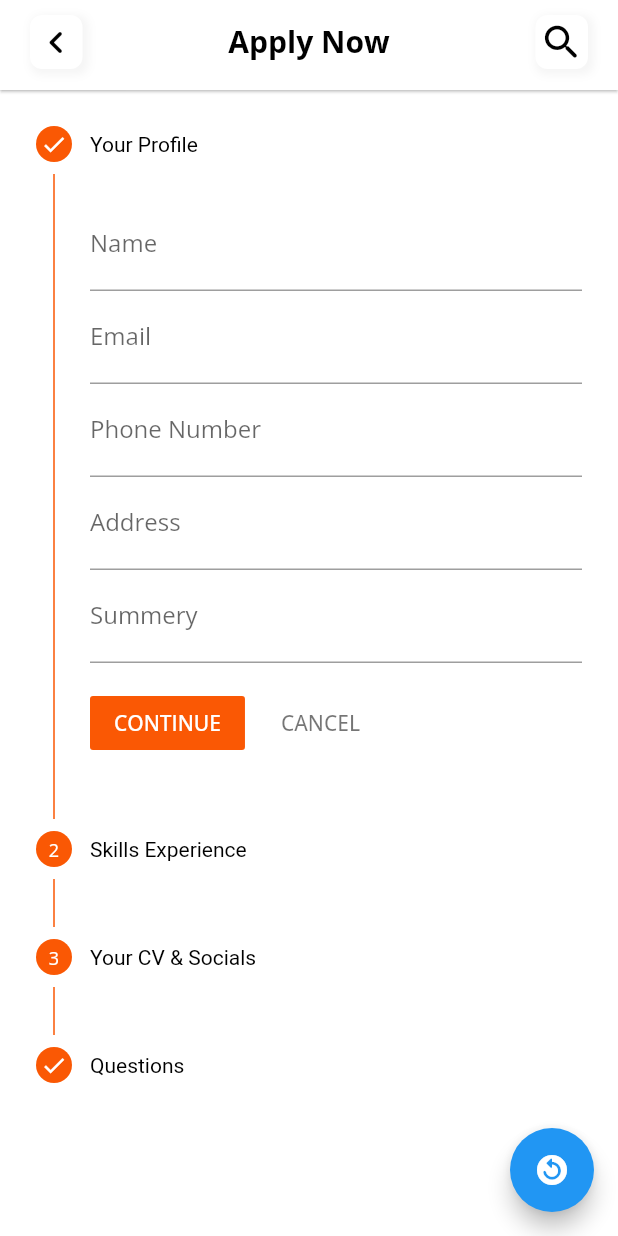
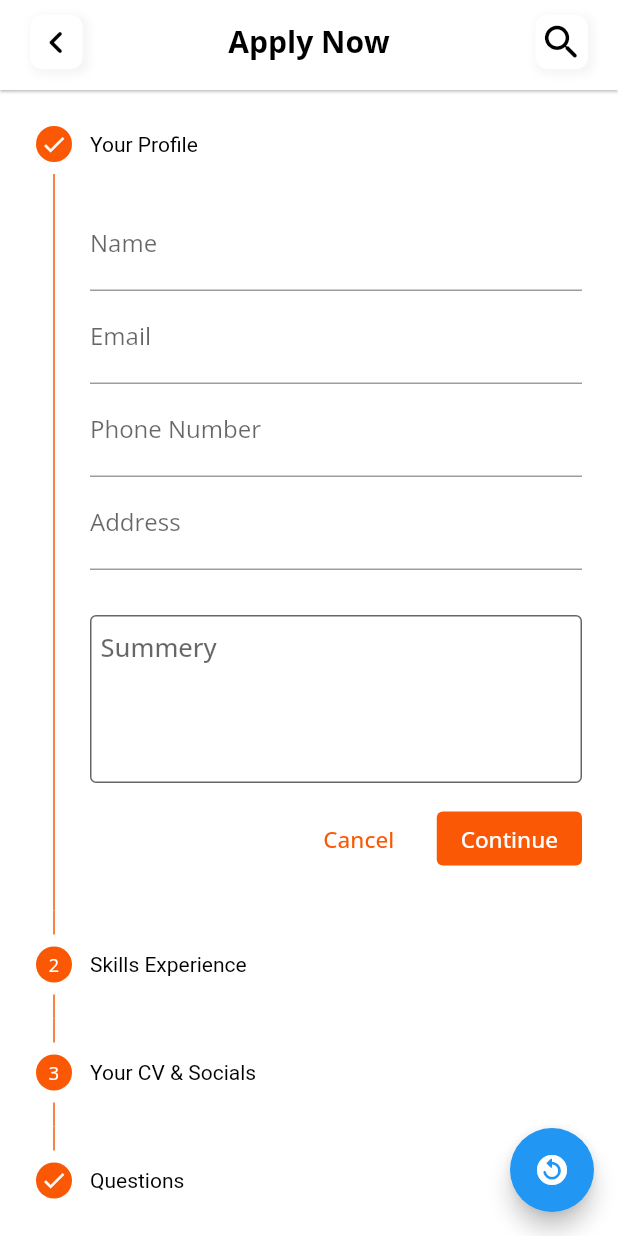
Before and after one commit to thetooaung07/job-portal, a Flutter app: the JobApplyPage screen opened by its route, on a phone screen of 412 x 824 dp. Run offline on Flutter 3.47's test engine with Material 2 defaults, Android fonts, the phone set to English and light mode, and no system bars; our stand-ins replace cloud_firestore, firebase_auth, firebase_core, firebase_storage, flutter_svg, fluttertoast and 2 more; accounts and stored records are empty.

Commit message:
Apply Now Page Ui

```diff
--- a/lib/controller/app_controller.dart
+++ b/lib/controller/app_controller.dart
@@ -43,7 +43,7 @@ class AppController extends GetxController {
   //   jpList.bindStream(FirestoreHelper().jobPostsStream());
   // }
 
-  // Rx<dynamic> selectedData = null.obs;
+  // Rx<JobPostModel> selectedData = null.obs;
 
   // setSelectedJobPostModel(JobPostModel data) {
   //   selectedData.value = data;
--- a/lib/view/job_apply_page.dart
+++ b/lib/view/job_apply_page.dart
@@ -55,8 +55,33 @@ class JobApplyPage extends StatelessWidget {
           Expanded(
             child: Obx(
               () => Stepper(
+                controlsBuilder: (context, details) {
+                  return Row(
+                    mainAxisAlignment: MainAxisAlignment.end,
+                    children: [
+                      TextButton(
+                          onPressed: details.onStepCancel,
+                          child: Text(
+                            "Cancel",
+                            style: TextStyle(fontSize: 15),
+                          )),
+                      SizedBox(
+                        width: 20,
+                      ),
+                      ElevatedButton(
+                          style: ElevatedButton.styleFrom(elevation: 0),
+                          onPressed: details.onStepContinue,
+                          child: Text(
+                            "Continue",
+                            style: TextStyle(fontSize: 15),
+                          ))
+                    ],
+                  );
+                },
                 elevation: 0,
-                physics: ScrollPhysics(),
+                physics: controller.stepperType.value == StepperType.horizontal
+                    ? NeverScrollableScrollPhysics()
+                    : ScrollPhysics(),
                 currentStep: controller.currentStep,
                 onStepTapped: (step) => controller.tapped(step),
                 onStepContinue: controller.continued,
@@ -71,6 +96,7 @@ class JobApplyPage extends StatelessWidget {
     );
   }
 
+// Build Steps Function
   List<Step> buildSteps(ApplicationsPageController controller) {
     return [
       Step(
@@ -81,6 +107,7 @@ class JobApplyPage extends StatelessWidget {
                     : null,
                 style: TextStyle(color: Colors.black))),
         content: Column(
+          crossAxisAlignment: CrossAxisAlignment.start,
           children: [
             TextFormField(
               decoration: InputDecoration(labelText: 'Name'),
@@ -94,8 +121,15 @@ class JobApplyPage extends StatelessWidget {
             TextFormField(
               decoration: InputDecoration(labelText: 'Address'),
             ),
-            TextFormField(
-              decoration: InputDecoration(labelText: 'Summery'),
+            SizedBox(
+              height: 20,
+            ),
+            // Text(
+            //   "Summery",
+            //   style: TextStyle(fontSize: 15),
+            // ),
+            TFField(
+              labelText: "Summery",
             ),
           ],
         ),
@@ -136,10 +170,12 @@ class JobApplyPage extends StatelessWidget {
                 style: TextStyle(color: Colors.black))),
         content: Column(
           children: [
-            Row(
+            Padding(
+              padding: EdgeInsets.symmetric(vertical: 20),
+              child: Row(
                 children: [
                   SizedBox(
-                  width: 15,
+                    width: 10,
                   ),
                   Icon(Icons.text_snippet_outlined),
                   SizedBox(
@@ -148,14 +184,15 @@ class JobApplyPage extends StatelessWidget {
                   Text(
                     "CV Form ",
                     style: kBodyTextStyle.copyWith(
-                    fontSize: 18,
+                      fontSize: 16,
                     ),
                   ),
                   Expanded(
                     child: Container(
                       alignment: Alignment.center,
                       margin: EdgeInsets.symmetric(horizontal: 20),
-                    padding: EdgeInsets.symmetric(horizontal: 10, vertical: 5),
+                      padding:
+                          EdgeInsets.symmetric(horizontal: 10, vertical: 5),
                       decoration: BoxDecoration(
                           color: Color.fromARGB(161, 0, 0, 0),
                           borderRadius: BorderRadius.circular(4)),
@@ -170,44 +207,38 @@ class JobApplyPage extends StatelessWidget {
                   )
                 ],
               ),
+            ),
+            ExpansionTile(
+              initiallyExpanded:
+                  controller.stepperType.value == StepperType.horizontal
+                      ? true
+                      : false,
+              title: Row(
+                children: [
+                  Text("Provide Socials Links"),
+                ],
+              ),
+              children: [
+                SocialLinkTField(
+                  icon: Icon(Icons.facebook_rounded),
+                  hintText: "Provide Link for facebook",
+                ),
+                SocialLinkTField(
+                  icon: Icon(Icons.text_snippet_rounded),
+                  hintText: "Provide Link for Github",
+                ),
+                SocialLinkTField(
+                  icon: Icon(Icons.linked_camera),
+                  hintText: "Provide Link for Linkedin",
+                ),
+                SocialLinkTField(
+                  icon: Icon(Icons.other_houses_outlined),
+                  hintText: "Link for other Resources",
+                ),
+              ],
+            ),
             SizedBox(
-              height: 20,
-            ),
-            ListTile(
-              minLeadingWidth: 10,
-              leading: Icon(Icons.facebook),
-              title: TextField(
-                decoration: InputDecoration(
-                    hintText: "Provide Your Link for Facebook",
-                    border: InputBorder.none),
-              ),
-            ),
-            ListTile(
-              minLeadingWidth: 10,
-              leading: Icon(Icons.text_snippet_rounded),
-              title: TextField(
-                decoration: InputDecoration(
-                    hintText: "Provide Your Link for Github",
-                    border: InputBorder.none),
-              ),
-            ),
-            ListTile(
-              minLeadingWidth: 10,
-              leading: Icon(Icons.linked_camera),
-              title: TextField(
-                decoration: InputDecoration(
-                    hintText: "Provide Your Link for Linkedin",
-                    border: InputBorder.none),
-              ),
-            ),
-            ListTile(
-              minLeadingWidth: 10,
-              leading: Icon(Icons.other_houses_outlined),
-              title: TextField(
-                decoration: InputDecoration(
-                    hintText: "Link for other Resources",
-                    border: InputBorder.none),
-              ),
+              height: 10,
             ),
           ],
         ),
@@ -246,8 +277,56 @@ class JobApplyPage extends StatelessWidget {
   }
 }
 
+class SocialLinkTField extends StatelessWidget {
+  final Icon? icon;
+  final String? hintText;
+  const SocialLinkTField({Key? key, this.icon, this.hintText})
+      : super(key: key);
+
+  @override
+  Widget build(BuildContext context) {
+    return Container(
+      margin: EdgeInsets.only(bottom: 15),
+      height: 40,
+      decoration: BoxDecoration(
+          border: Border.all(
+            color: Colors.black,
+          ),
+          borderRadius: BorderRadius.circular(5)),
+      child: Row(
+        children: [
+          Container(
+            padding: EdgeInsets.symmetric(horizontal: 10),
+            child: icon ?? Icon(Icons.insert_chart_outlined_rounded),
+          ),
+          Container(
+            width: 1,
+            height: Get.height,
+            decoration: BoxDecoration(color: Colors.black),
+          ),
+          Expanded(
+            child: Padding(
+              padding: EdgeInsets.symmetric(horizontal: 10),
+              child: TextField(
+                decoration: InputDecoration(
+                    contentPadding: EdgeInsets.only(bottom: 11),
+                    hintText: hintText ?? "Provide Your Link for Facebook",
+                    border: InputBorder.none),
+              ),
+            ),
+          ),
+        ],
+      ),
+    );
+  }
+}
+
 class TFField extends StatelessWidget {
+  final String? labelText;
+  final String? hintText;
   const TFField({
+    this.labelText,
+    this.hintText,
     Key? key,
   }) : super(key: key);
 
@@ -255,7 +334,7 @@ class TFField extends StatelessWidget {
   Widget build(BuildContext context) {
     return Container(
       padding: EdgeInsets.symmetric(horizontal: 0, vertical: 10),
-      height: 30 * 4.2,
+      height: 30 * 4.5,
       child: TextField(
         style: TextStyle(
           fontSize: 17,
@@ -264,6 +343,9 @@ class TFField extends StatelessWidget {
         ),
         maxLines: 4,
         decoration: InputDecoration(
+            contentPadding: EdgeInsets.symmetric(horizontal: 7, vertical: 10),
+            labelText: labelText ?? null,
+            alignLabelWithHint: true,
             focusedBorder: OutlineInputBorder(
               borderSide: BorderSide(width: 2, color: Colors.black45),
             ),
```
Lines whose indentation alone changed are shown as unchanged.
